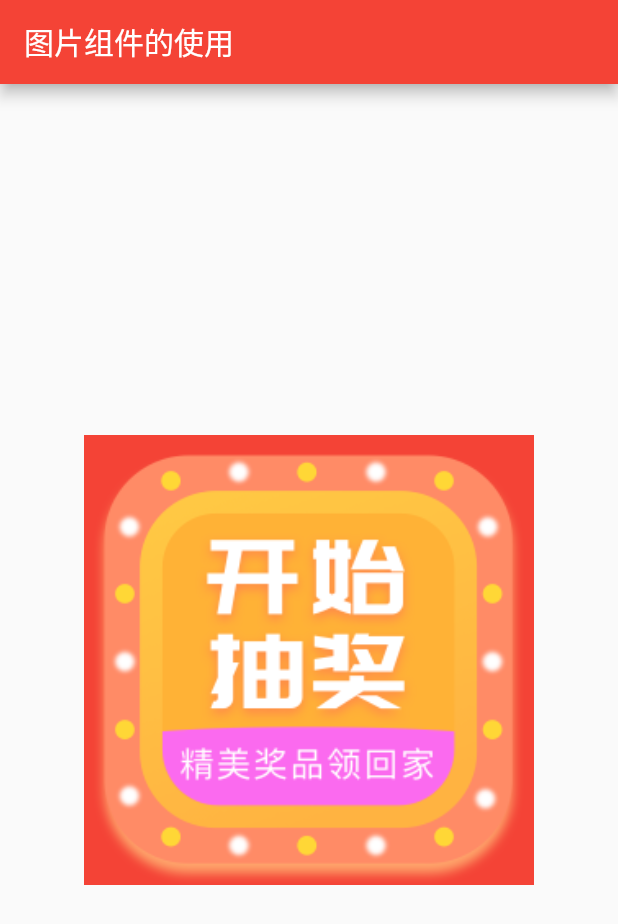
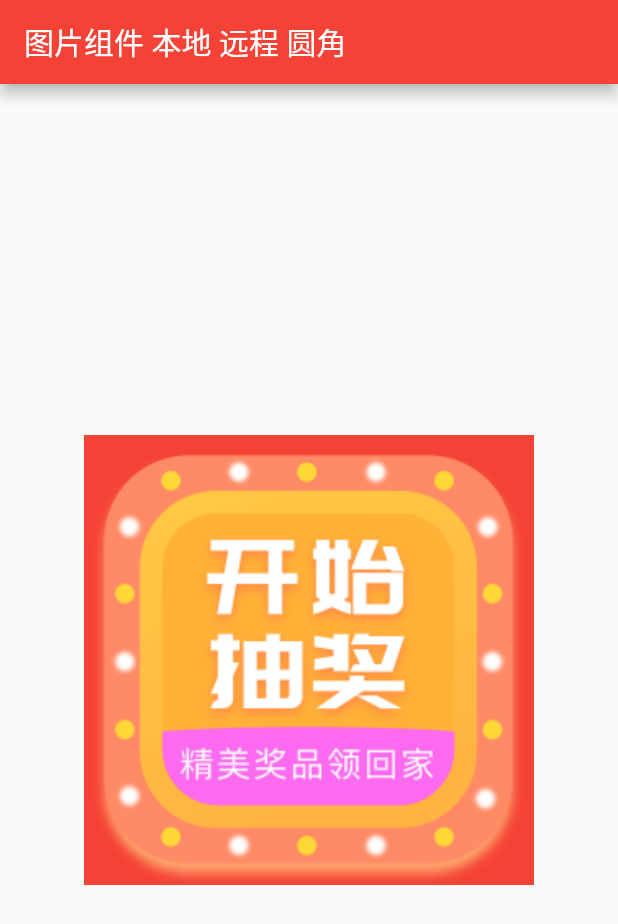
Before and after one commit to ZHBoy/FlutterProject01, a Flutter app: the screen it shows after launch, on a phone screen of 412 x 824 dp. Shown: the top 924 px of the screen. Run offline on Flutter 3.47's test engine with Material 2 defaults, Android fonts, the phone set to English and light mode, and no system bars.

Commit message:
更改图片组件实例title

```diff
--- a/lib/main.dart
+++ b/lib/main.dart
@@ -14,7 +14,7 @@ class MyApp extends StatelessWidget {
     return MaterialApp(
       home: Scaffold(
         appBar: AppBar(
-          title: Text("图片组件的使用"),
+          title: Text("图片组件 本地 远程 圆角"),
         ),
         body: HomeContent(),
       ),
```
